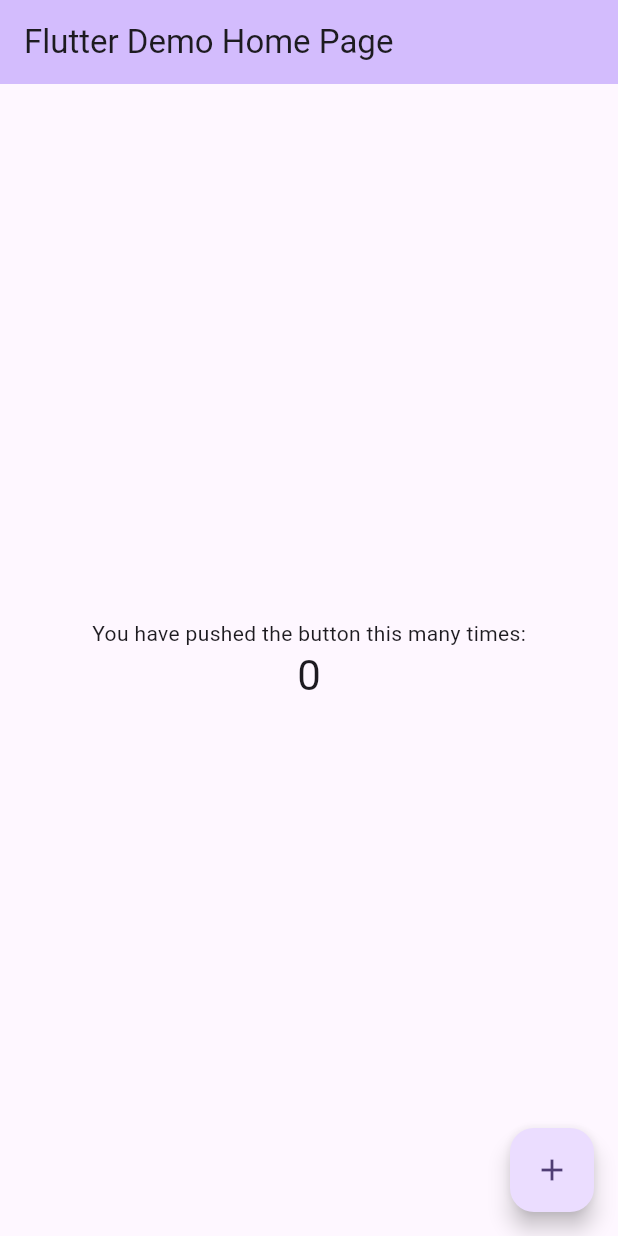
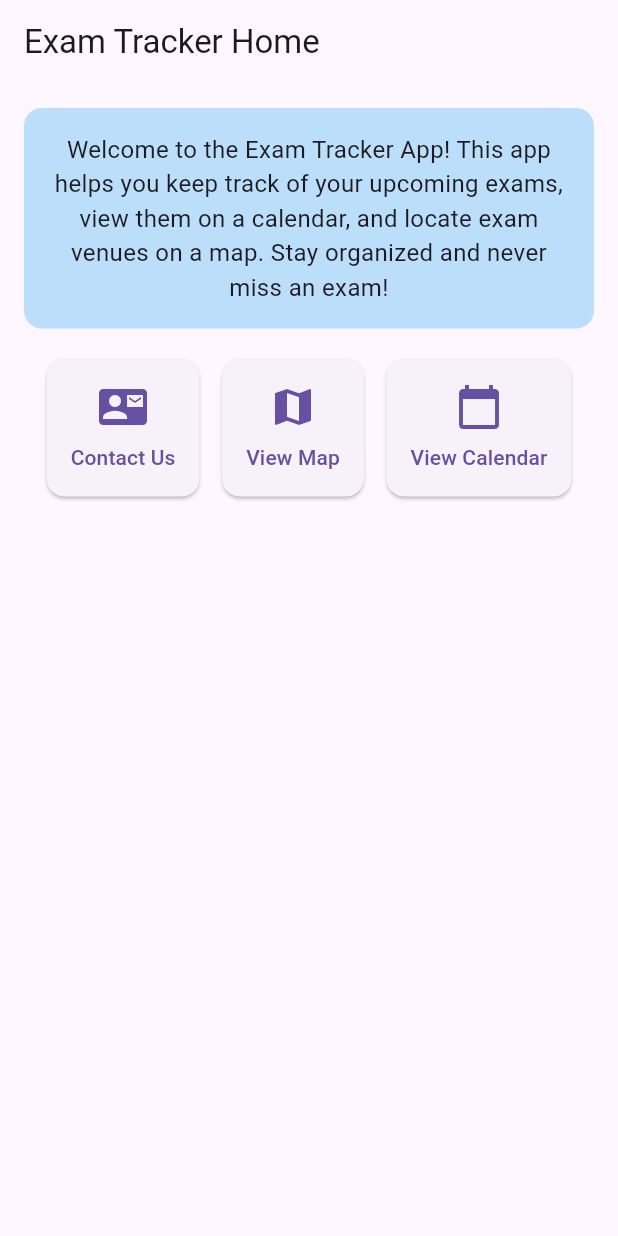
Before and after one commit to nadd17/FlutterLab4-213065, a Flutter app: the screen it shows after launch, on a phone screen of 412 x 824 dp. Run offline on Flutter 3.47's test engine with Material 3 defaults, Android fonts, the phone set to English and light mode, and no system bars; our stand-ins replace flutter_local_notifications, geolocator, google_maps_flutter, syncfusion_flutter_calendar, timezone.

Commit message:
flutter lab 4 213065

```diff
--- a/lib/main.dart
+++ b/lib/main.dart
@@ -1,125 +1,41 @@
 import 'package:flutter/material.dart';
+import 'package:flutter_lab_4/models/exam_model.dart';
+import 'package:flutter_lab_4/screens/home_screen.dart';
 
-void main() {
-  runApp(const MyApp());
+
+import 'package:flutter_local_notifications/flutter_local_notifications.dart';
+import 'package:timezone/data/latest.dart' as tz;
+import 'package:timezone/timezone.dart' as tz;
+
+final FlutterLocalNotificationsPlugin flutterLocalNotificationsPlugin =
+    FlutterLocalNotificationsPlugin();
+
+void main() async {
+  WidgetsFlutterBinding.ensureInitialized();
+
+  tz.initializeTimeZones();
+  tz.setLocalLocation(tz.getLocation('America/Los_Angeles'));
+
+  const AndroidInitializationSettings initializationSettingsAndroid =
+      AndroidInitializationSettings('@mipmap/ic_launcher');
+  const InitializationSettings initializationSettings =
+      InitializationSettings(android: initializationSettingsAndroid);
+  await flutterLocalNotificationsPlugin.initialize(initializationSettings);
+
+  runApp(MyApp());
 }
 
 class MyApp extends StatelessWidget {
-  const MyApp({super.key});
-
-  // This widget is the root of your application.
   @override
   Widget build(BuildContext context) {
+    final exams = Exam.getExams();
+
     return MaterialApp(
-      title: 'Flutter Demo',
+      title: 'Exam Map App',
       theme: ThemeData(
-        // This is the theme of your application.
-        //
-        // TRY THIS: Try running your application with "flutter run". You'll see
-        // the application has a purple toolbar. Then, without quitting the app,
-        // try changing the seedColor in the colorScheme below to Colors.green
-        // and then invoke "hot reload" (save your changes or press the "hot
-        // reload" button in a Flutter-supported IDE, or press "r" if you used
-        // the command line to start the app).
-        //
-        // Notice that the counter didn't reset back to zero; the application
-        // state is not lost during the reload. To reset the state, use hot
-        // restart instead.
-        //
-        // This works for code too, not just values: Most code changes can be
-        // tested with just a hot reload.
-        colorScheme: ColorScheme.fromSeed(seedColor: Colors.deepPurple),
-        useMaterial3: true,
+        primarySwatch: Colors.blue,
       ),
-      home: const MyHomePage(title: 'Flutter Demo Home Page'),
+      home: HomeScreen(exams: exams),
     );
   }
 }
-
-class MyHomePage extends StatefulWidget {
-  const MyHomePage({super.key, required this.title});
-
-  // This widget is the home page of your application. It is stateful, meaning
-  // that it has a State object (defined below) that contains fields that affect
-  // how it looks.
-
-  // This class is the configuration for the state. It holds the values (in this
-  // case the title) provided by the parent (in this case the App widget) and
-  // used by the build method of the State. Fields in a Widget subclass are
-  // always marked "final".
-
-  final String title;
-
-  @override
-  State<MyHomePage> createState() => _MyHomePageState();
-}
-
-class _MyHomePageState extends State<MyHomePage> {
-  int _counter = 0;
-
-  void _incrementCounter() {
-    setState(() {
-      // This call to setState tells the Flutter framework that something has
-      // changed in this State, which causes it to rerun the build method below
-      // so that the display can reflect the updated values. If we changed
-      // _counter without calling setState(), then the build method would not be
-      // called again, and so nothing would appear to happen.
-      _counter++;
-    });
-  }
-
-  @override
-  Widget build(BuildContext context) {
-    // This method is rerun every time setState is called, for instance as done
-    // by the _incrementCounter method above.
-    //
-    // The Flutter framework has been optimized to make rerunning build methods
-    // fast, so that you can just rebuild anything that needs updating rather
-    // than having to individually change instances of widgets.
-    return Scaffold(
-      appBar: AppBar(
-        // TRY THIS: Try changing the color here to a specific color (to
-        // Colors.amber, perhaps?) and trigger a hot reload to see the AppBar
-        // change color while the other colors stay the same.
-        backgroundColor: Theme.of(context).colorScheme.inversePrimary,
-        // Here we take the value from the MyHomePage object that was created by
-        // the App.build method, and use it to set our appbar title.
-        title: Text(widget.title),
-      ),
-      body: Center(
-        // Center is a layout widget. It takes a single child and positions it
-        // in the middle of the parent.
-        child: Column(
-          // Column is also a layout widget. It takes a list of children and
-          // arranges them vertically. By default, it sizes itself to fit its
-          // children horizontally, and tries to be as tall as its parent.
-          //
-          // Column has various properties to control how it sizes itself and
-          // how it positions its children. Here we use mainAxisAlignment to
-          // center the children vertically; the main axis here is the vertical
-          // axis because Columns are vertical (the cross axis would be
-          // horizontal).
-          //
-          // TRY THIS: Invoke "debug painting" (choose the "Toggle Debug Paint"
-          // action in the IDE, or press "p" in the console), to see the
-          // wireframe for each widget.
-          mainAxisAlignment: MainAxisAlignment.center,
-          children: <Widget>[
-            const Text(
-              'You have pushed the button this many times:',
-            ),
-            Text(
-              '$_counter',
-              style: Theme.of(context).textTheme.headlineMedium,
-            ),
-          ],
-        ),
-      ),
-      floatingActionButton: FloatingActionButton(
-        onPressed: _incrementCounter,
-        tooltip: 'Increment',
-        child: const Icon(Icons.add),
-      ), // This trailing comma makes auto-formatting nicer for build methods.
-    );
-  }
-}
--- /dev/null
+++ b/lib/models/exam_model.dart
@@ -0,0 +1,59 @@
+import 'package:flutter/material.dart';
+import 'package:google_maps_flutter/google_maps_flutter.dart';
+
+class Exam {
+  DateTime date;
+  String subject;
+  bool hasLocationReminder;
+  Color color;
+  LatLng? location;
+
+  Exam({
+    required this.date,
+    required this.subject,
+    required this.color,
+    this.location,
+    this.hasLocationReminder = false,
+  });
+
+  static List<Exam> getExams() {
+    return [
+      Exam(
+        date: DateTime(2025, 1, 15, 8, 30),
+        subject: 'Physics Exam',
+        location: const LatLng(42.004136893941585, 21.40953984131099),
+        color: Colors.blue,
+      ),
+      Exam(
+        date: DateTime(2025, 1, 20, 14, 0),
+        subject: 'Chemistry Exam',
+        location: const LatLng(42.004582733929205, 21.408130286025415),
+        color: Colors.red,
+      ),
+      Exam(
+        date: DateTime(2025, 1, 25, 10, 0),
+        subject: 'Biology Exam',
+        location: null,
+        color: Colors.green,
+      ),
+      Exam(
+        date: DateTime(2025, 1, 26, 9, 0),
+        subject: 'English Literature Exam',
+        location: const LatLng(42.004136893941585, 21.40953984131099),
+        color: Colors.orange,
+      ),
+      Exam(
+        date: DateTime(2025, 1, 28, 11, 30),
+        subject: 'World History Exam',
+        location: null,
+        color: Colors.purple,
+      ),
+      Exam(
+        date: DateTime(2025, 1, 28, 13, 45),
+        subject: 'Mathematics Exam',
+        location: const LatLng(42.004582733929205, 21.408130286025415),
+        color: Colors.teal,
+      ),
+    ];
+  }
+}
--- /dev/null
+++ b/lib/screens/exam_schedule_screen.dart
@@ -0,0 +1,72 @@
+import 'package:flutter/material.dart';
+import 'package:flutter_lab_4/models/exam_model.dart';
+import 'package:flutter_lab_4/widgets/popup_widget.dart';
+import 'package:syncfusion_flutter_calendar/calendar.dart';
+
+class ExamScheduleScreen extends StatelessWidget {
+  final exams = Exam.getExams();
+
+  @override
+  Widget build(BuildContext context) {
+    return Scaffold(
+      appBar: AppBar(title: const Text("Exam Schedule")),
+      body: SfCalendar(
+        view: CalendarView.month,
+        dataSource: ExamDataSource(exams),
+        monthViewSettings: const MonthViewSettings(
+          appointmentDisplayMode: MonthAppointmentDisplayMode.appointment,
+          showAgenda: true,
+        ),
+        onTap: (CalendarTapDetails details) {
+          if (details.targetElement == CalendarElement.appointment &&
+              details.appointments != null &&
+              details.appointments!.isNotEmpty) {
+            final Appointment? appointment = details.appointments!.first;
+
+            // Safely find the corresponding Exam
+            final exam = exams.firstWhere(
+              (exam) =>
+                  exam.date.year == appointment!.startTime.year &&
+                  exam.date.month == appointment.startTime.month &&
+                  exam.date.day == appointment.startTime.day &&
+                  exam.date.hour == appointment.startTime.hour &&
+                  exam.date.minute == appointment.startTime.minute,
+              orElse: () => Exam(
+                date: DateTime.now(),
+                subject: 'Unknown',
+                color: Colors.grey,
+              ),
+            );
+
+            if (exam.subject != 'Unknown') {
+              showDialog(
+                context: context,
+                builder: (context) => EventDetailsDialog(exam: exam),
+              );
+            } else {
+              ScaffoldMessenger.of(context).showSnackBar(
+                const SnackBar(content: Text('Exam not found!')),
+              );
+            }
+          }
+        },
+      ),
+    );
+  }
+}
+
+class ExamDataSource extends CalendarDataSource {
+  ExamDataSource(List<Exam> exams) {
+    appointments = exams
+        .map(
+          (exam) => Appointment(
+            startTime: exam.date,
+            endTime: exam.date.add(const Duration(hours: 2)),
+            subject: exam.subject,
+            location: exam.location != null ? 'Location Set' : 'No Location',
+            color: exam.color, // Use the color from the model
+          ),
+        )
+        .toList();
+  }
+}
--- /dev/null
+++ b/lib/screens/home_screen.dart
@@ -0,0 +1,118 @@
+import 'package:flutter/material.dart';
+import 'package:flutter_lab_4/models/exam_model.dart';
+import 'package:flutter_lab_4/screens/contact_us_screen.dart';
+import 'package:flutter_lab_4/screens/exam_schedule_screen.dart';
+import 'package:flutter_lab_4/screens/map_screen.dart';
+
+class HomeScreen extends StatelessWidget {
+  final List<Exam> exams;
+
+  const HomeScreen({super.key, required this.exams});
+
+  @override
+  Widget build(BuildContext context) {
+    return Scaffold(
+      appBar: AppBar(
+        title: const Text('Exam Tracker Home'),
+      ),
+      body: Padding(
+        padding: const EdgeInsets.all(16.0),
+        child: Column(
+          crossAxisAlignment: CrossAxisAlignment.center,
+          children: [
+            // App Description Box
+            Container(
+              padding: const EdgeInsets.all(16.0),
+              decoration: BoxDecoration(
+                color: Colors.blue[100],
+                borderRadius: BorderRadius.circular(12),
+              ),
+              child: const Text(
+                'Welcome to the Exam Tracker App! This app helps you keep track of your upcoming exams, '
+                'view them on a calendar, and locate exam venues on a map. Stay organized and never miss an exam!',
+                textAlign: TextAlign.center,
+                style: TextStyle(fontSize: 16),
+              ),
+            ),
+            const SizedBox(height: 20),
+
+            // Buttons
+            Row(
+              mainAxisAlignment: MainAxisAlignment.spaceEvenly,
+              children: [
+                _buildNavigationButton(
+                  context: context,
+                  label: 'Contact Us',
+                  icon: Icons.contact_mail,
+                  onPressed: () {
+                    Navigator.push(
+                      context,
+                      MaterialPageRoute(
+                        builder: (context) => const ContactUsScreen(),
+                      ),
+                    );
+                  },
+                ),
+                _buildNavigationButton(
+                  context: context,
+                  label: 'View Map',
+                  icon: Icons.map,
+                  onPressed: () {
+                    Navigator.push(
+                      context,
+                      MaterialPageRoute(
+                        builder: (context) =>
+                            MapScreen(exams: exams),
+                      ),
+                    );
+                  },
+                ),
+                _buildNavigationButton(
+                  context: context,
+                  label: 'View Calendar',
+                  icon: Icons.calendar_today,
+                  onPressed: () {
+                    Navigator.push(
+                      context,
+                      MaterialPageRoute(
+                        builder: (context) => ExamScheduleScreen(),
+                      ),
+                    );
+                  },
+                ),
+              ],
+            ),
+          ],
+        ),
+      ),
+    );
+  }
+
+  Widget _buildNavigationButton({
+    required BuildContext context,
+    required String label,
+    required IconData icon,
+    required VoidCallback onPressed,
+  }) {
+    return ElevatedButton(
+      onPressed: onPressed,
+      style: ElevatedButton.styleFrom(
+        padding: const EdgeInsets.all(16.0),
+        shape: RoundedRectangleBorder(
+          borderRadius: BorderRadius.circular(12),
+        ),
+      ),
+      child: Column(
+        mainAxisSize: MainAxisSize.min,
+        children: [
+          Icon(icon, size: 32),
+          const SizedBox(height: 8),
+          Text(
+            label,
+            style: const TextStyle(fontSize: 14),
+          ),
+        ],
+      ),
+    );
+  }
+}
--- /dev/null
+++ b/lib/screens/map_screen.dart
@@ -0,0 +1,49 @@
+import 'package:flutter/material.dart';
+import 'package:google_maps_flutter/google_maps_flutter.dart';
+import 'package:flutter_lab_4/models/exam_model.dart';
+
+class MapScreen extends StatelessWidget {
+  final List<Exam> exams;
+
+  const MapScreen({super.key, required this.exams});
+
+  @override
+  Widget build(BuildContext context) {
+    final LatLng initialPosition = exams
+        .firstWhere(
+          (exam) => exam.location != null,
+          orElse: () => Exam(
+            date: DateTime.now(),
+            subject: '',
+            location: const LatLng(42.0040144, 21.4086502),
+            color: Colors.blue,
+          ),
+        )
+        .location!;
+
+    return Scaffold(
+      appBar: AppBar(
+        title: const Text('Exam Locations'),
+      ),
+      body: GoogleMap(
+        initialCameraPosition: CameraPosition(
+          target: initialPosition,
+          zoom: 12,
+        ),
+        markers: exams
+            .where((exam) => exam.location != null)
+            .map(
+              (exam) => Marker(
+                markerId: MarkerId(exam.subject),
+                position: exam.location!,
+                infoWindow: InfoWindow(
+                  title: exam.subject,
+                  snippet: 'Date: ${exam.date}',
+                ),
+              ),
+            )
+            .toSet(),
+      ),
+    );
+  }
+}
```
Also changed, not shown: lib/screens/contact_us_screen.dart (added, +96 -0 lines), lib/widgets/map_widget.dart (added, +34 -0 lines), lib/widgets/popup_widget.dart (added, +148 -0 lines), pubspec.yaml (+5 -8 lines), pubspec.lock, 4 other files.
